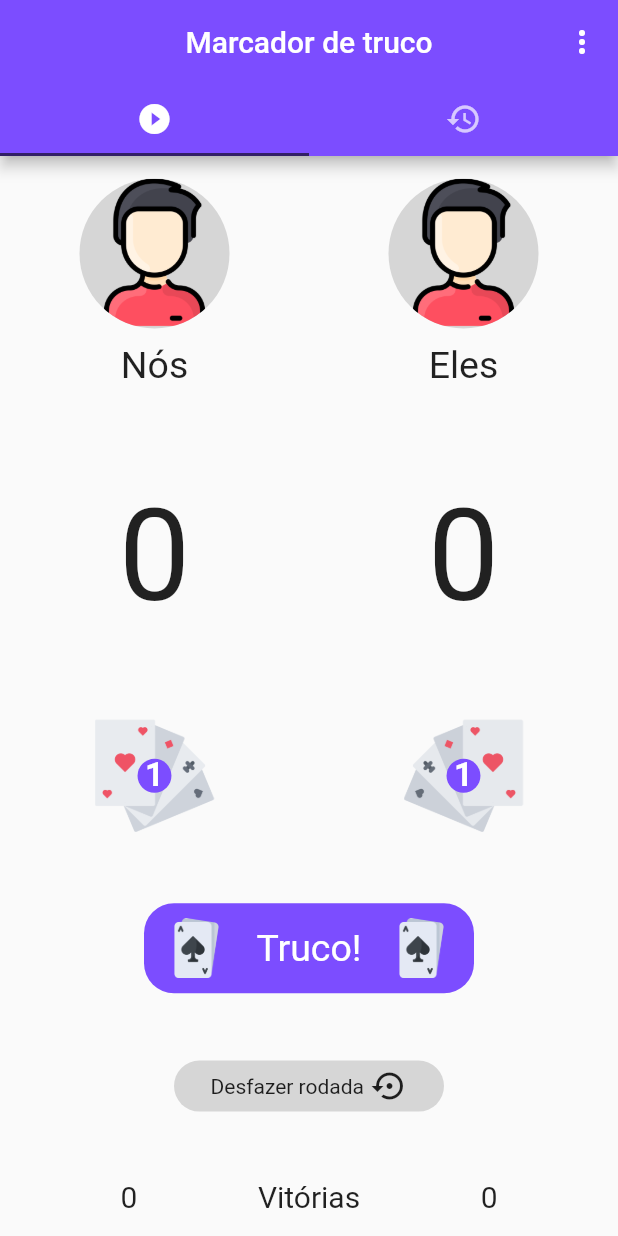
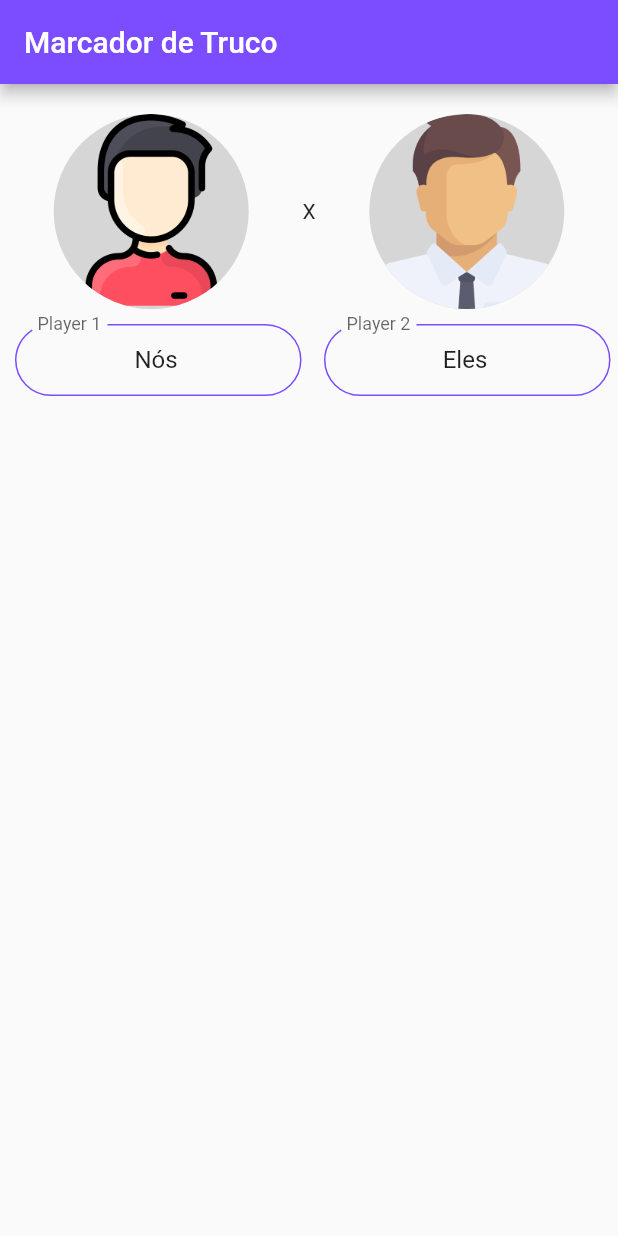
Before and after one commit to MichelHanzenScheeren/marcador_de_truco, a Flutter app: the screen it shows after launch, on a phone screen of 412 x 824 dp. Run offline on Flutter 3.47's test engine with Material 2 defaults, Android fonts, the phone set to English and light mode, and no system bars; our stand-ins replace flutter_mobx, image_cropper, image_picker, mobx; generated files the repository leaves out were written again.

Commit message:
Início da construção da home page.

```diff
--- a/lib/main.dart
+++ b/lib/main.dart
@@ -1,6 +1,6 @@
 import 'package:flutter/material.dart';
 import 'package:flutter/services.dart';
-import './pages/game_page/game.dart';
+import 'package:marcadordetruco/pages/home_page/home.dart';
 
 void main() => runApp(MyApp());
 
@@ -39,7 +39,7 @@ class MyApp extends StatelessWidget {
           ),
         ),
       ),
-      home: Game(),
+      home: Home(),
     );
   }
 }
--- /dev/null
+++ b/lib/pages/home_page/custom_text_field.dart
@@ -0,0 +1,30 @@
+import 'package:flutter/material.dart';
+
+class CustomTextField extends StatelessWidget {
+  final String text;
+  final String playerNumber;
+  final Function(String valur) changed;
+  CustomTextField({
+    @required this.text,
+    @required this.playerNumber,
+    @required this.changed,
+  });
+
+  @override
+  Widget build(BuildContext context) {
+    return Flexible(
+      flex: 1,
+      child: Padding(
+        padding: EdgeInsets.only(left: 10, right: 5),
+        child: TextFormField(
+          initialValue: text,
+          textAlign: TextAlign.center,
+          onChanged: changed,
+          decoration: InputDecoration(
+            labelText: "Player $playerNumber",
+          ),
+        ),
+      ),
+    );
+  }
+}
--- /dev/null
+++ b/lib/pages/home_page/home.dart
@@ -0,0 +1,64 @@
+import 'package:flutter/material.dart';
+import 'package:marcadordetruco/models/player.dart';
+import 'package:marcadordetruco/pages/home_page/custom_text_field.dart';
+import 'package:marcadordetruco/pages/home_page/players_images.dart';
+import 'package:marcadordetruco/statics/project_images.dart';
+import 'package:marcadordetruco/widgets/image_container.dart';
+
+class Home extends StatefulWidget {
+  @override
+  _HomeState createState() => _HomeState();
+}
+
+class _HomeState extends State<Home> {
+  final Player player1 = Player(
+    image: MyImages.player1,
+    imageType: ImageType.asset,
+    name: "Nós",
+    playerNumber: Players.p1,
+  );
+  final Player player2 = Player(
+    image: MyImages.player2,
+    imageType: ImageType.asset,
+    name: "Eles",
+    playerNumber: Players.p2,
+  );
+
+  @override
+  Widget build(BuildContext context) {
+    return Scaffold(
+      appBar: AppBar(
+        title: Text("Marcador de Truco"),
+      ),
+      body: SingleChildScrollView(
+        child: Padding(
+          padding: const EdgeInsets.symmetric(vertical: 20),
+          child: Form(
+            child: Column(
+              crossAxisAlignment: CrossAxisAlignment.stretch,
+              children: <Widget>[
+                PlayersImages(player1, player2),
+                SizedBox(height: 10),
+                Row(
+                  mainAxisAlignment: MainAxisAlignment.spaceAround,
+                  children: <Widget>[
+                    CustomTextField(
+                      text: player1.name,
+                      playerNumber: "1",
+                      changed: player1.setName,
+                    ),
+                    CustomTextField(
+                      text: player2.name,
+                      playerNumber: "2",
+                      changed: player2.setName,
+                    ),
+                  ],
+                ),
+              ],
+            ),
+          ),
+        ),
+      ),
+    );
+  }
+}
--- /dev/null
+++ b/lib/pages/home_page/players_images.dart
@@ -0,0 +1,52 @@
+import 'package:flutter/material.dart';
+import 'package:flutter_mobx/flutter_mobx.dart';
+import 'package:marcadordetruco/models/player.dart';
+import 'package:marcadordetruco/widgets/edit_image_player.dart';
+import '../../widgets/image_container.dart';
+
+class PlayersImages extends StatelessWidget {
+  final Player player1;
+  final Player player2;
+  PlayersImages(this.player1, this.player2);
+
+  void editImage(BuildContext context, Player player) {
+    showModalBottomSheet(
+      context: context,
+      builder: (context) => EditImagePlayer(player),
+    );
+  }
+
+  @override
+  Widget build(BuildContext context) {
+    return Row(
+      mainAxisAlignment: MainAxisAlignment.spaceEvenly,
+      children: <Widget>[
+        InkWell(
+          borderRadius: BorderRadius.all(Radius.circular(20)),
+          child: Observer(builder: (_) {
+            return ImageContainer(
+              image: player1.image,
+              type: player1.imageType,
+              height: 130,
+              width: 130,
+            );
+          }),
+          onTap: () => editImage(context, player1),
+        ),
+        Text("X"),
+        InkWell(
+          borderRadius: BorderRadius.all(Radius.circular(20)),
+          child: Observer(builder: (_) {
+            return ImageContainer(
+              image: player2.image,
+              type: player2.imageType,
+              height: 130,
+              width: 130,
+            );
+          }),
+          onTap: () => editImage(context, player2),
+        ),
+      ],
+    );
+  }
+}
```
